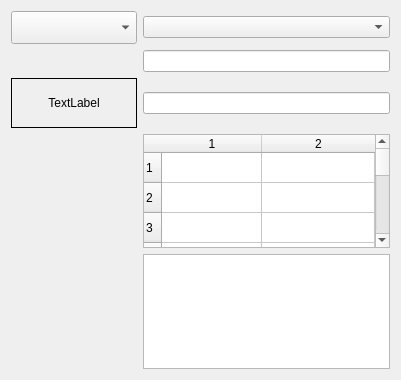
First picture: the form in uis/form.ui, repository mainster/WorktimeManager, before the edit.
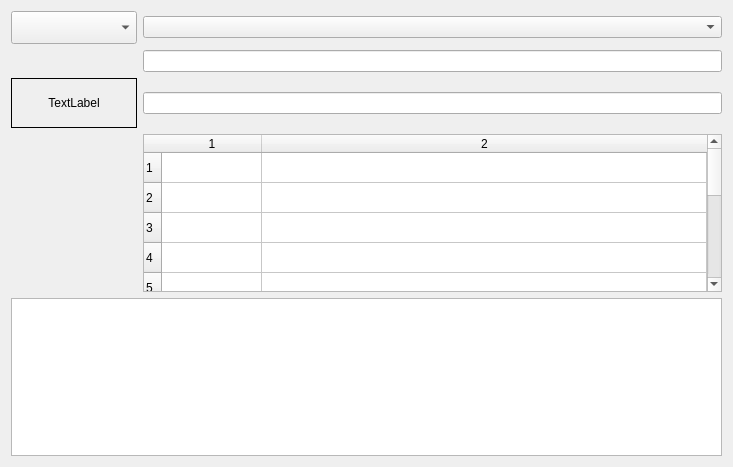
Second picture: the form after the edit. Custom widgets are drawn as their Qt base class.

Commit message: Uncommited state after dev holidays

```diff
--- a/uis/form.ui
+++ b/uis/form.ui
@@ -9,8 +9,8 @@
    <rect>
     <x>0</x>
     <y>0</y>
-    <width>401</width>
-    <height>380</height>
+    <width>733</width>
+    <height>467</height>
    </rect>
   </property>
   <property name="sizePolicy">
@@ -26,9 +26,6 @@
    <string notr="true"/>
   </property>
   <layout class="QGridLayout" name="gridLayout">
-   <item row="6" column="1">
-    <widget class="QTableView" name="tableView"/>
-   </item>
    <item row="4" column="0">
     <widget class="QLabel" name="label">
      <property name="enabled">
@@ -125,6 +122,9 @@
      </property>
     </widget>
    </item>
+   <item row="6" column="0" colspan="2">
+    <widget class="QTreeView" name="treeView"/>
+   </item>
   </layout>
  </widget>
  <customwidgets>
```
The commit also changes 2 other files.
